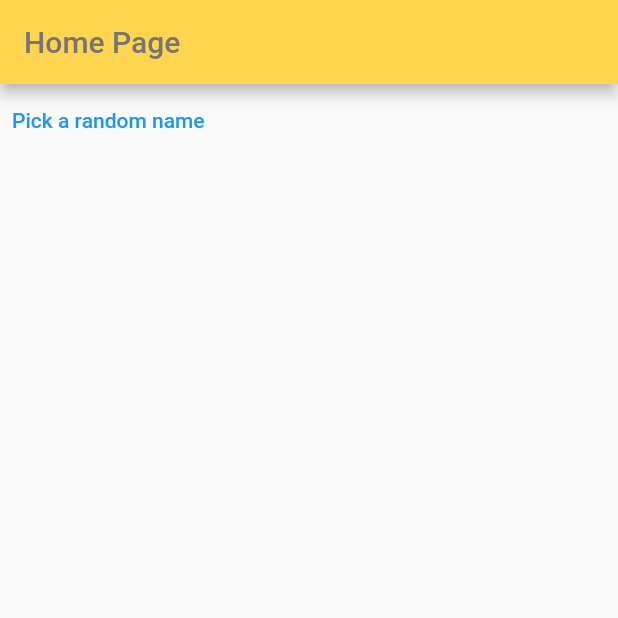
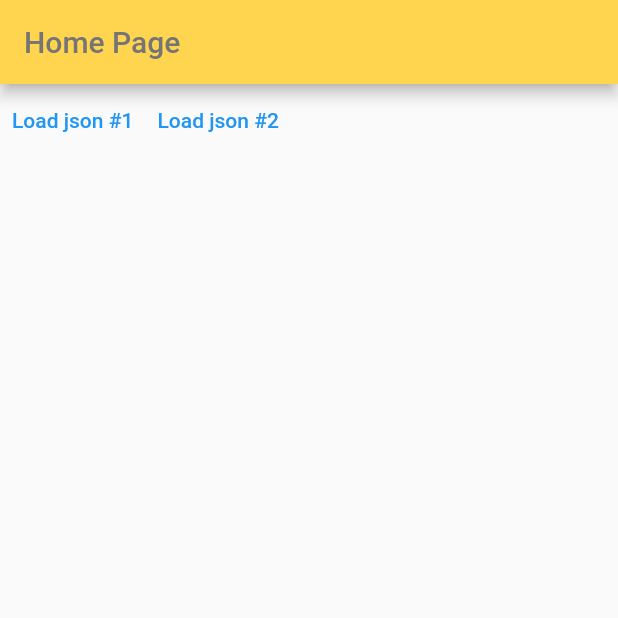
Before and after one commit to 997HENG/bloc-test, a Flutter app: the screen it shows after launch, on a phone screen of 412 x 824 dp, the top half of it. Run offline on Flutter 3.47's test engine with Material 2 defaults, Android fonts, the phone set to English and light mode, and no system bars; our stand-ins replace flutter_bloc.

Commit message:
step2 10.0.2.2

```diff
--- a/lib/main.dart
+++ b/lib/main.dart
@@ -1,53 +1,119 @@
+import 'dart:convert';
+import 'dart:io';
 import 'package:flutter/material.dart';
-import 'package:bloc/bloc.dart';
-import 'dart:math' as math show Random;
+import 'package:flutter_bloc/flutter_bloc.dart';
+import 'dart:developer';
 
 void main() {
   runApp(MaterialApp(
     title: 'Flutter Demo',
     theme: ThemeData(primaryColor: Colors.amber[300]),
     debugShowCheckedModeBanner: false,
-    home: const HomePage(),
+    home: BlocProvider(
+      create: (_) => PersonsBloc(),
+      child: const HomePage(),
+    ),
   ));
 }
 
-const names = [
-  'Foo',
-  'Bar',
-  'Baz',
-];
-
-class NamesCubit extends Cubit<String?> {
-  NamesCubit() : super(null);
-
-  void pickRandomName() => emit(names.getRandomElement());
+@immutable
+abstract class LoadAction {
+  const LoadAction();
 }
 
-extension RandomElement<T> on Iterable<T> {
-  T getRandomElement() => elementAt(math.Random().nextInt(length));
+@immutable
+class LoadPersonsAction extends LoadAction {
+  final PersonUrl url;
+  const LoadPersonsAction({required this.url}) : super();
 }
 
-class HomePage extends StatefulWidget {
-  const HomePage({super.key});
+enum PersonUrl {
+  person1,
+  person2,
+}
+
+extension UrlString on PersonUrl {
+  String get urlString {
+    switch (this) {
+      case PersonUrl.person1:
+        return 'http://10.0.2.2:5500/api/persons1.json';
+      case PersonUrl.person2:
+        return 'http://10.0.2.2:5500/api/persons2.json';
+    }
+  }
+}
+
+extension Subscript<T> on Iterable<T> {
+  T? operator [](int index) => length > index ? elementAt(index) : null;
+}
+
+@immutable
+class Person {
+  final String name;
+  final int age;
+
+  const Person({
+    required this.name,
+    required this.age,
+  });
+
+  Person.fromJson(Map<String, dynamic> json)
+      : name = json['name'] as String,
+        age = json['age'] as int;
 
   @override
-  State<HomePage> createState() => _HomePageState();
+  String toString() => 'Person (name = $name, age = $age)';
 }
 
-class _HomePageState extends State<HomePage> {
-  late final NamesCubit cubit;
+Future<Iterable<Person>> getPersons(String url) => HttpClient()
+    .getUrl(Uri.parse(url))
+    .then((req) => req.close())
+    .then((resp) => resp.transform(utf8.decoder).join())
+    .then((str) => json.decode(str) as List<dynamic>)
+    .then((list) => list.map((e) => Person.fromJson(e)));
 
+@immutable
+class FetchResult {
+  final Iterable<Person> persons;
+  final bool isRetrievedFromCache;
+  const FetchResult({
+    required this.persons,
+    required this.isRetrievedFromCache,
+  });
   @override
-  void initState() {
-    super.initState();
-    cubit = NamesCubit();
+  String toString() =>
+      'FetchResult (isRetrievedFromCache = $isRetrievedFromCache, persons = $persons)';
+}
+
+class PersonsBloc extends Bloc<LoadAction, FetchResult?> {
+  final Map<PersonUrl, Iterable<Person>> _cache = {};
+  PersonsBloc() : super(null) {
+    on<LoadPersonsAction>(
+      (event, emit) async {
+        final url = event.url;
+        if (_cache.containsKey(url)) {
+          final cachedPersons = _cache[url]!;
+          final result = FetchResult(
+            persons: cachedPersons,
+            isRetrievedFromCache: true,
+          );
+          emit(result);
+        } else {
+          final persons = await getPersons(url.urlString);
+          _cache[url] = persons;
+          final result = FetchResult(
+            persons: persons,
+            isRetrievedFromCache: false,
+          );
+          emit(result);
+        }
+      },
+    );
   }
+}
 
-  @override
-  void dispose() {
-    super.dispose();
-    cubit.close();
-  }
+class HomePage extends StatelessWidget {
+  const HomePage({super.key});
 
   @override
   Widget build(BuildContext context) {
@@ -61,29 +127,62 @@
         ),
         backgroundColor: Theme.of(context).primaryColor,
       ),
-      body: StreamBuilder<String?>(
-        stream: cubit.stream,
-        builder: (context, snapshot) {
-          final button = TextButton(
-            onPressed: () => cubit.pickRandomName(),
-            child: const Text('Pick a random name'),
-          );
-          switch (snapshot.connectionState) {
-            case ConnectionState.none:
-              return button;
-            case ConnectionState.waiting:
-              return button;
-            case ConnectionState.active:
-              return Column(
-                children: [
-                  Text(snapshot.data ?? ''),
-                  button,
-                ],
+      body: Column(
+        children: [
+          Row(
+            children: [
+              TextButton(
+                onPressed: () {
+                  context.read<PersonsBloc>().add(
+                        const LoadPersonsAction(
+                          url: PersonUrl.person1,
+                        ),
+                      );
+                },
+                child: const Text(
+                  'Load json #1',
+                ),
+              ),
+              TextButton(
+                onPressed: () {
+                  context.read<PersonsBloc>().add(
+                        const LoadPersonsAction(
+                          url: PersonUrl.person2,
+                        ),
+                      );
+                },
+                child: const Text(
+                  'Load json #2',
+                ),
+              ),
+            ],
+          ),
+          BlocBuilder<PersonsBloc, FetchResult?>(
+            buildWhen: (previous, current) {
+              return previous?.persons != current?.persons;
+            },
+            builder: (context, fetchResult) {
+              log(fetchResult.toString());
+              final persons = fetchResult?.persons;
+              if (persons == null) {
+                return const SizedBox();
+              }
+              return Expanded(
+                child: ListView.builder(
+                  itemCount: persons.length,
+                  itemBuilder: (context, index) {
+                    final person = persons[index]!;
+                    return ListTile(
+                      title: Text(
+                        person.name,
+                      ),
+                    );
+                  },
+                ),
               );
-            case ConnectionState.done:
-              return const SizedBox();
-          }
-        },
+            },
+          ),
+        ],
       ),
     );
   }
```
Also changed, not shown: api/persons1.json (added, +14 -0 lines), api/persons2.json (added, +14 -0 lines).
